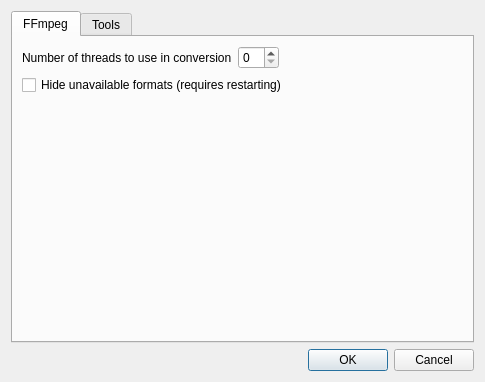
Before: the Qt Designer form src/ui/optionsdialog.ui in qwinff/qwinff, drawn with Qt 5.
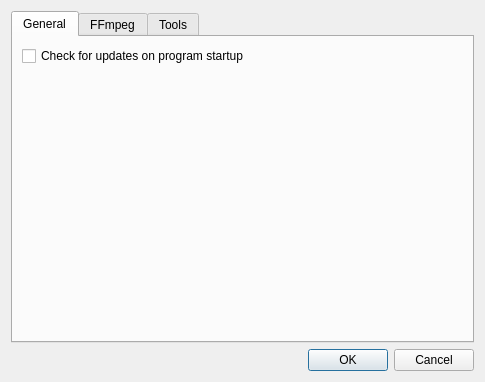
After: the same form once the commit is applied.

Commit message: Create an option to let user decide whether to check updates on startup.

Patch:
```diff
--- a/src/ui/optionsdialog.ui
+++ b/src/ui/optionsdialog.ui
@@ -19,6 +19,33 @@
      <property name="currentIndex">
       <number>0</number>
      </property>
+     <widget class="QWidget" name="tab">
+      <attribute name="title">
+       <string>General</string>
+      </attribute>
+      <layout class="QVBoxLayout" name="verticalLayout_4">
+       <item>
+        <widget class="QCheckBox" name="chkCheckUpdates">
+         <property name="text">
+          <string>Check for updates on program startup</string>
+         </property>
+        </widget>
+       </item>
+       <item>
+        <spacer name="verticalSpacer">
+         <property name="orientation">
+          <enum>Qt::Vertical</enum>
+         </property>
+         <property name="sizeHint" stdset="0">
+          <size>
+           <width>20</width>
+           <height>40</height>
+          </size>
+         </property>
+        </spacer>
+       </item>
+      </layout>
+     </widget>
      <widget class="QWidget" name="tabFFmpeg">
       <attribute name="title">
        <string>FFmpeg</string>
```
The commit also changes 2 other files.
